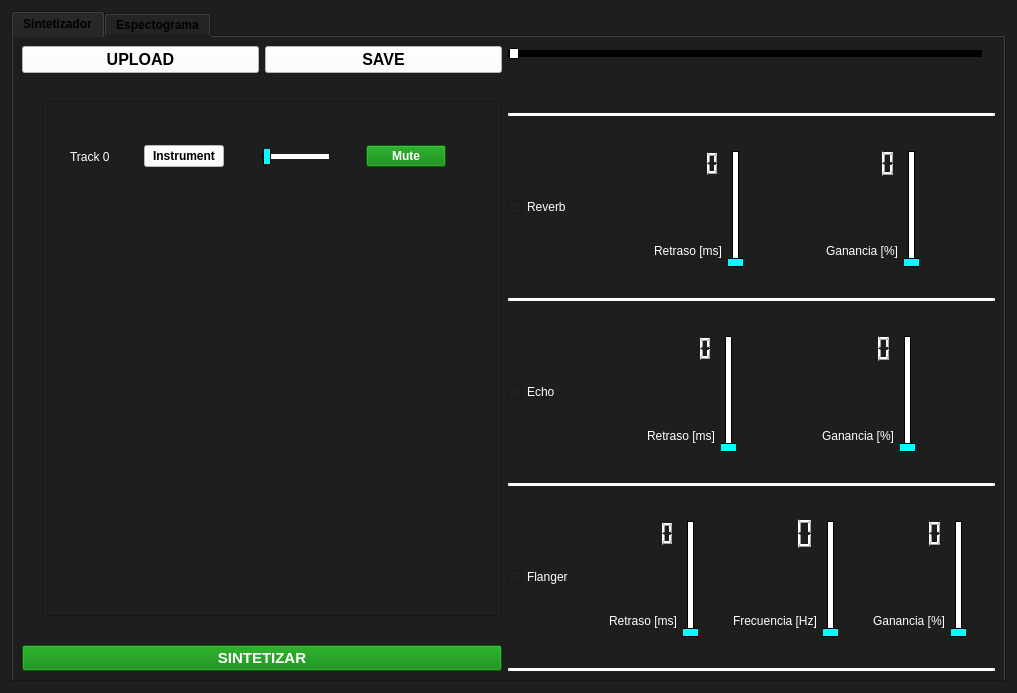
Above: Frontend/Designer/menu.ui from odevincenti/ASSD_TP2 before the change. Below: the same form after it.
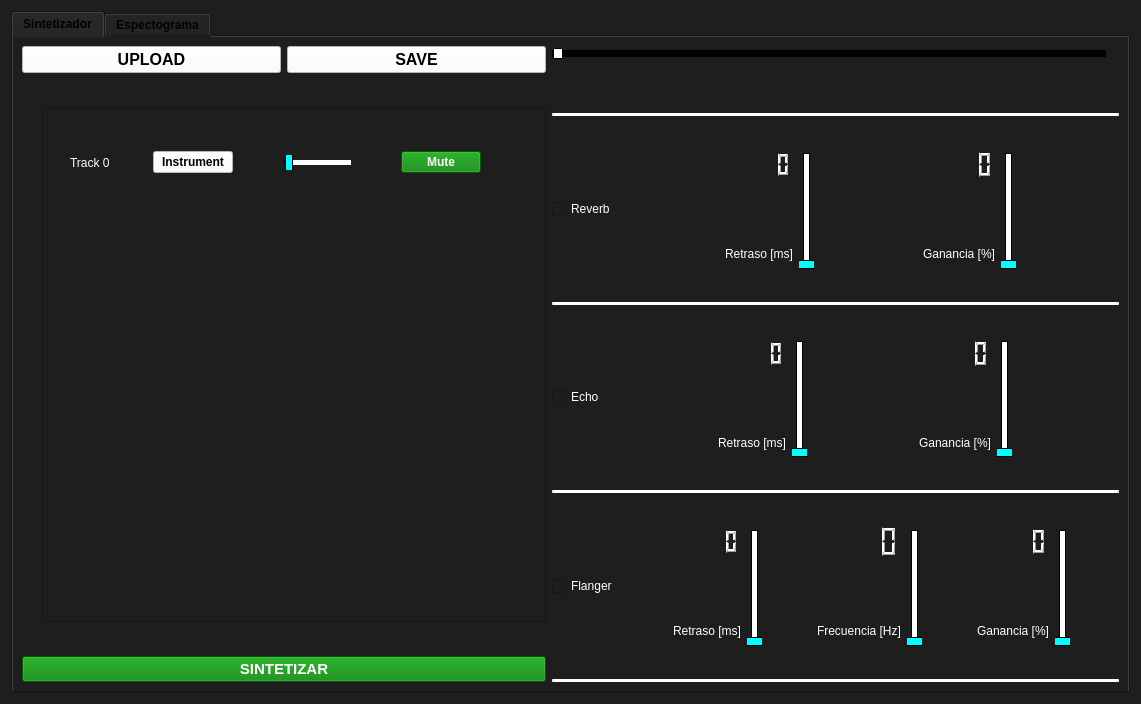
That is the form after the change. The open tabs and pages were chosen to show the change. Icons and pictures are not drawn.

Patch:
```diff
--- a/Frontend/Designer/menu.ui
+++ b/Frontend/Designer/menu.ui
@@ -6,8 +6,8 @@
    <rect>
     <x>0</x>
     <y>0</y>
-    <width>1017</width>
-    <height>693</height>
+    <width>1141</width>
+    <height>704</height>
    </rect>
   </property>
   <property name="windowTitle">
@@ -123,7 +123,7 @@
                    <rect>
                     <x>0</x>
                     <y>0</y>
-                    <width>434</width>
+                    <width>497</width>
                     <height>513</height>
                    </rect>
                   </property>
@@ -133,12 +133,12 @@
                      <property name="styleSheet">
                       <string notr="true">background:rgb(30,30,30);</string>
                      </property>
-                     <layout class="QHBoxLayout" name="horizontalLayout_31">
+                     <layout class="QVBoxLayout" name="verticalLayout_8">
                       <item>
                        <layout class="QVBoxLayout" name="verticalLayout_9">
                         <item>
                          <widget class="QWidget" name="widget" native="true">
-                          <layout class="QHBoxLayout" name="horizontalLayout_11">
+                          <layout class="QVBoxLayout" name="verticalLayout_3">
                            <item>
                             <layout class="QHBoxLayout" name="track0">
                              <item>
```
Left out of the diff: 2 changed lines with no effect on the pictures.
